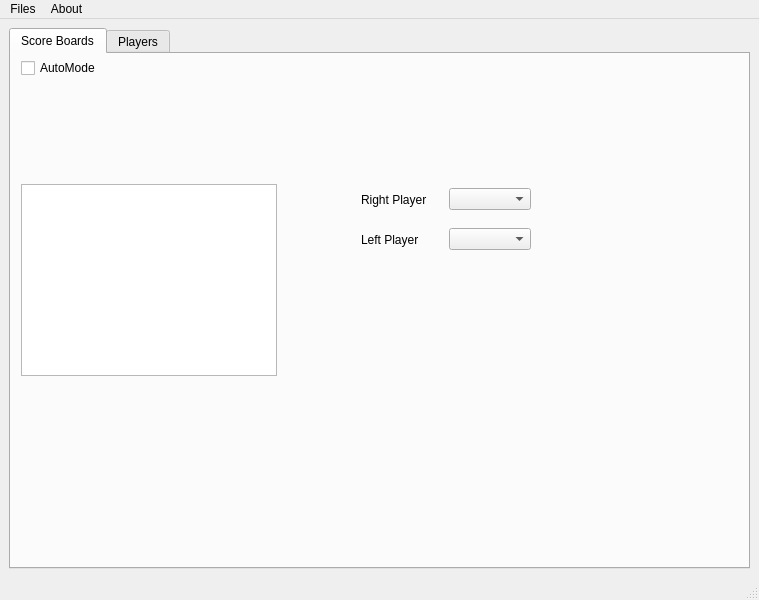
Before: the Qt Designer form master_table/MasterUI.ui in Katana-Steel/ScoreSys, drawn with Qt 5.
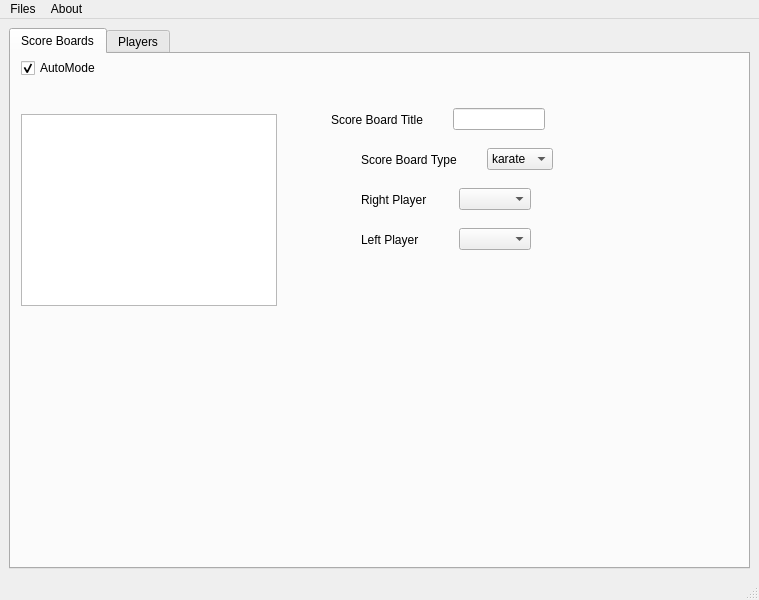
After: the same form once the commit is applied.

Commit message:
connected a few of the UI components
selecting and update individual board titles now working

Diff of the .ui file:
```diff
--- a/master_table/MasterUI.ui
+++ b/master_table/MasterUI.ui
@@ -28,7 +28,7 @@
         <property name="geometry">
          <rect>
           <x>10</x>
-          <y>130</y>
+          <y>60</y>
           <width>256</width>
           <height>192</height>
          </rect>
@@ -51,6 +51,19 @@
            </property>
           </widget>
          </item>
+         <item>
+          <spacer name="horizontalSpacer_4">
+           <property name="orientation">
+            <enum>Qt::Horizontal</enum>
+           </property>
+           <property name="sizeHint" stdset="0">
+            <size>
+             <width>40</width>
+             <height>20</height>
+            </size>
+           </property>
+          </spacer>
+         </item>
          <item>
           <widget class="QComboBox" name="comboBox_2"/>
          </item>
@@ -71,6 +84,9 @@
            <property name="text">
             <string>AutoMode</string>
            </property>
+           <property name="checked">
+            <bool>true</bool>
+           </property>
           </widget>
          </item>
          <item>
@@ -105,11 +121,108 @@
            </property>
           </widget>
          </item>
+         <item>
+          <spacer name="horizontalSpacer_3">
+           <property name="orientation">
+            <enum>Qt::Horizontal</enum>
+           </property>
+           <property name="sizeHint" stdset="0">
+            <size>
+             <width>40</width>
+             <height>20</height>
+            </size>
+           </property>
+          </spacer>
+         </item>
          <item>
           <widget class="QComboBox" name="comboBox"/>
          </item>
         </layout>
        </widget>
+       <widget class="QWidget" name="layoutWidget_2">
+        <property name="geometry">
+         <rect>
+          <x>350</x>
+          <y>90</y>
+          <width>192</width>
+          <height>31</height>
+         </rect>
+        </property>
+        <layout class="QHBoxLayout" name="horizontalLayout_5">
+         <item>
+          <widget class="QLabel" name="label_3">
+           <property name="text">
+            <string>Score Board Type</string>
+           </property>
+          </widget>
+         </item>
+         <item>
+          <spacer name="horizontalSpacer_2">
+           <property name="orientation">
+            <enum>Qt::Horizontal</enum>
+           </property>
+           <property name="sizeHint" stdset="0">
+            <size>
+             <width>40</width>
+             <height>20</height>
+            </size>
+           </property>
+          </spacer>
+         </item>
+         <item>
+          <widget class="QComboBox" name="sb_type">
+           <property name="frame">
+            <bool>true</bool>
+           </property>
+           <item>
+            <property name="text">
+             <string>karate</string>
+            </property>
+           </item>
+           <item>
+            <property name="text">
+             <string>simple</string>
+            </property>
+           </item>
+          </widget>
+         </item>
+        </layout>
+       </widget>
+       <widget class="QWidget" name="layoutWidget_3">
+        <property name="geometry">
+         <rect>
+          <x>320</x>
+          <y>50</y>
+          <width>214</width>
+          <height>31</height>
+         </rect>
+        </property>
+        <layout class="QHBoxLayout" name="horizontalLayout_6">
+         <item>
+          <widget class="QLabel" name="label_4">
+           <property name="text">
+            <string>Score Board Title</string>
+           </property>
+          </widget>
+         </item>
+         <item>
+          <spacer name="horizontalSpacer_5">
+           <property name="orientation">
+            <enum>Qt::Horizontal</enum>
+           </property>
+           <property name="sizeHint" stdset="0">
+            <size>
+             <width>40</width>
+             <height>20</height>
+            </size>
+           </property>
+          </spacer>
+         </item>
+         <item>
+          <widget class="QLineEdit" name="sb_title"/>
+         </item>
+        </layout>
+       </widget>
       </widget>
       <widget class="QWidget" name="tab_2">
        <attribute name="title">
```
Left out of the diff: 53 changed lines with no effect on the pictures. The commit also changes 7 other files.
